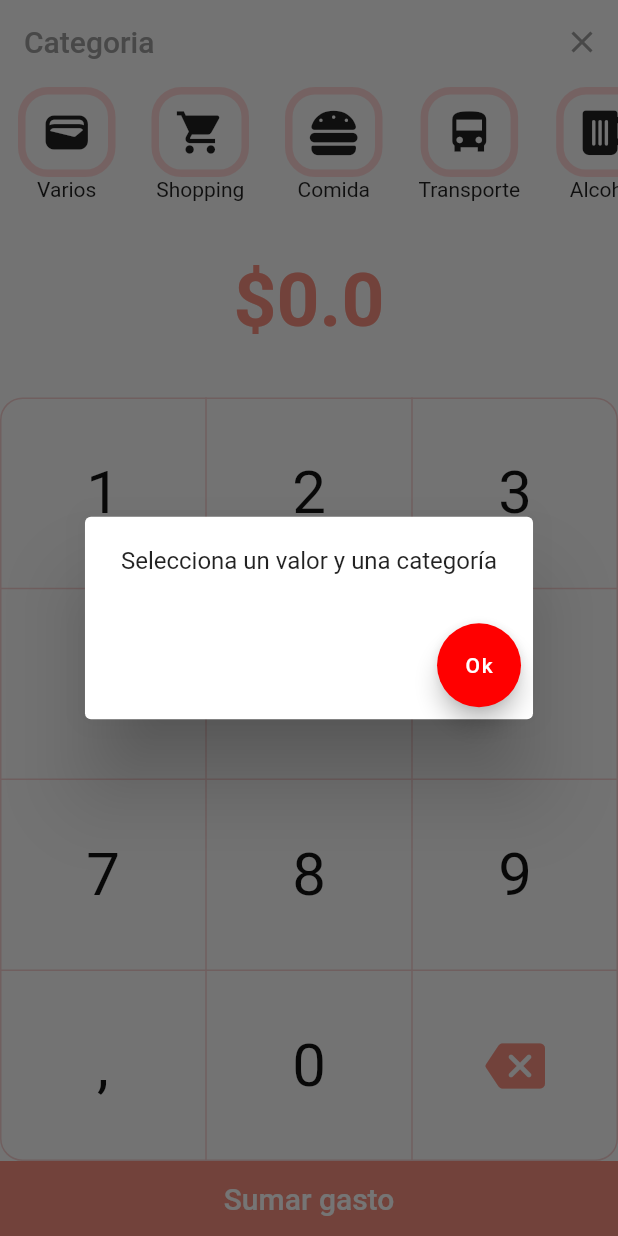
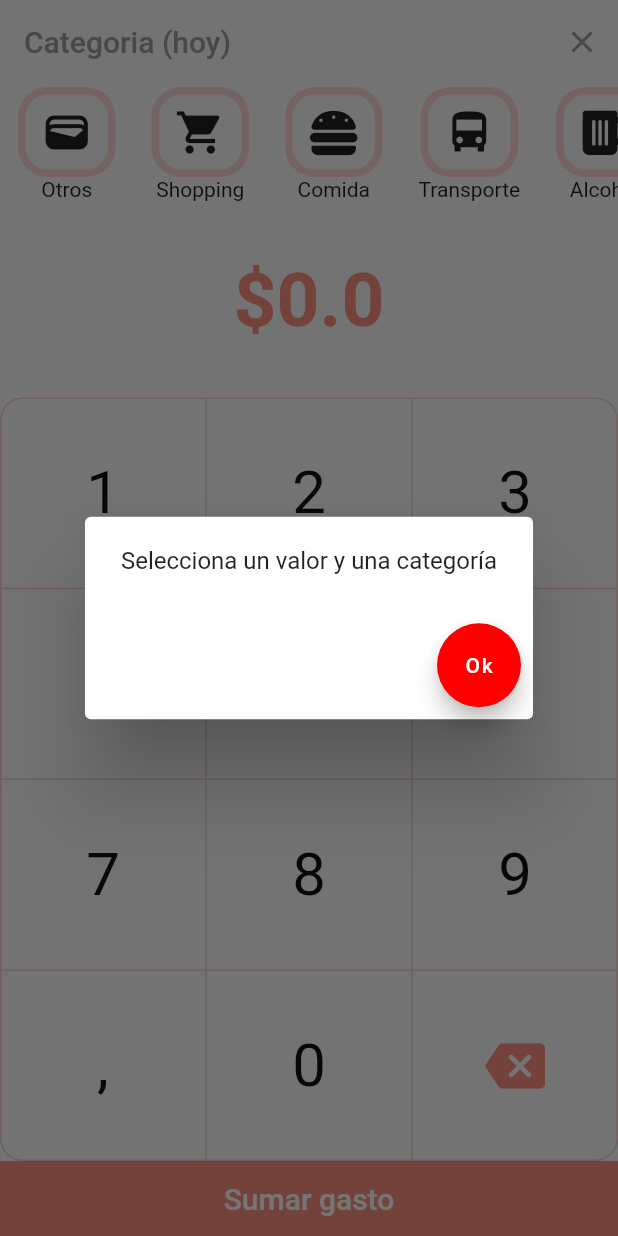
Before and after one commit to gonzaSala/controlDeGastos-App, a Flutter app: the AddPage screen opened by its route, after a tap on "Sumar gasto", on a phone screen of 412 x 824 dp. Run offline on Flutter 3.47's test engine with Material 2 defaults, Android fonts, the phone set to English and light mode, and no system bars; our stand-ins replace charts_flutter, cloud_firestore, firebase_auth, firebase_core, flutter_local_notifications, font_awesome_flutter and 2 more; accounts and stored records are empty.

Commit message:
agregamos selector de calendario

```diff
--- a/lib/screens/addPage.dart
+++ b/lib/screens/addPage.dart
@@ -17,6 +17,9 @@ class _AddPageState extends State<AddPage> {
   late String category;
   int value = 0;
 
+  String dateStr = 'hoy';
+  DateTime date = DateTime.now();
+
   @override
   Widget build(BuildContext context) {
     return Scaffold(
@@ -24,10 +27,28 @@ class _AddPageState extends State<AddPage> {
         automaticallyImplyLeading: false,
         backgroundColor: Colors.transparent,
         elevation: 0.0,
-        title: Text(
-          'Categoria',
-          style: TextStyle(
-            color: Colors.grey,
+        title: GestureDetector(
+          onTap: () {
+            showDatePicker(
+                    context: context,
+                    initialDate: DateTime.now(),
+                    firstDate:
+                        DateTime.now().subtract(Duration(hours: 24 * 30)),
+                    lastDate: DateTime.now())
+                .then((newDate) {
+              if (newDate != null) {
+                setState(() {
+                  date = newDate;
+                  dateStr = date.toString();
+                });
+              }
+            });
+          },
+          child: Text(
+            'Categoria ($dateStr)',
+            style: TextStyle(
+              color: Colors.grey,
+            ),
           ),
         ),
         centerTitle: false,
@@ -59,7 +80,7 @@ class _AddPageState extends State<AddPage> {
 
   Widget _categorySelector() {
     Map<String, IconData> categories = {
-      'Varios': Icons.wallet,
+      'Otros': Icons.wallet,
       'Shopping': Icons.shopping_cart,
       'Comida': FontAwesomeIcons.burger,
       'Transporte': Icons.directions_bus_sharp,
@@ -204,9 +225,9 @@ class _AddPageState extends State<AddPage> {
                       .add({
                     'category': category,
                     'value': value,
-                    'month': DateTime.now().month,
-                    'day': DateTime.now().day,
-                    'year': DateTime.now().year,
+                    'month': date.month,
+                    'day': date.day,
+                    'year': date.year,
                   });
                   Navigator.of(context).pop();
                 } else {
--- a/lib/widgets/month_widget.dart
+++ b/lib/widgets/month_widget.dart
@@ -98,6 +98,9 @@ class _MonthWidgetState extends State<MonthWidget> {
   }
 
   Widget _item(IconData icon, String name, int percent, double value) {
+    if (name == null) {
+      name = 'Otros';
+    }
     return ListTile(
       onTap: () {
         Navigator.of(context).pushNamed('/details',
```
Also changed, not shown: lib/UI.dart (added).
